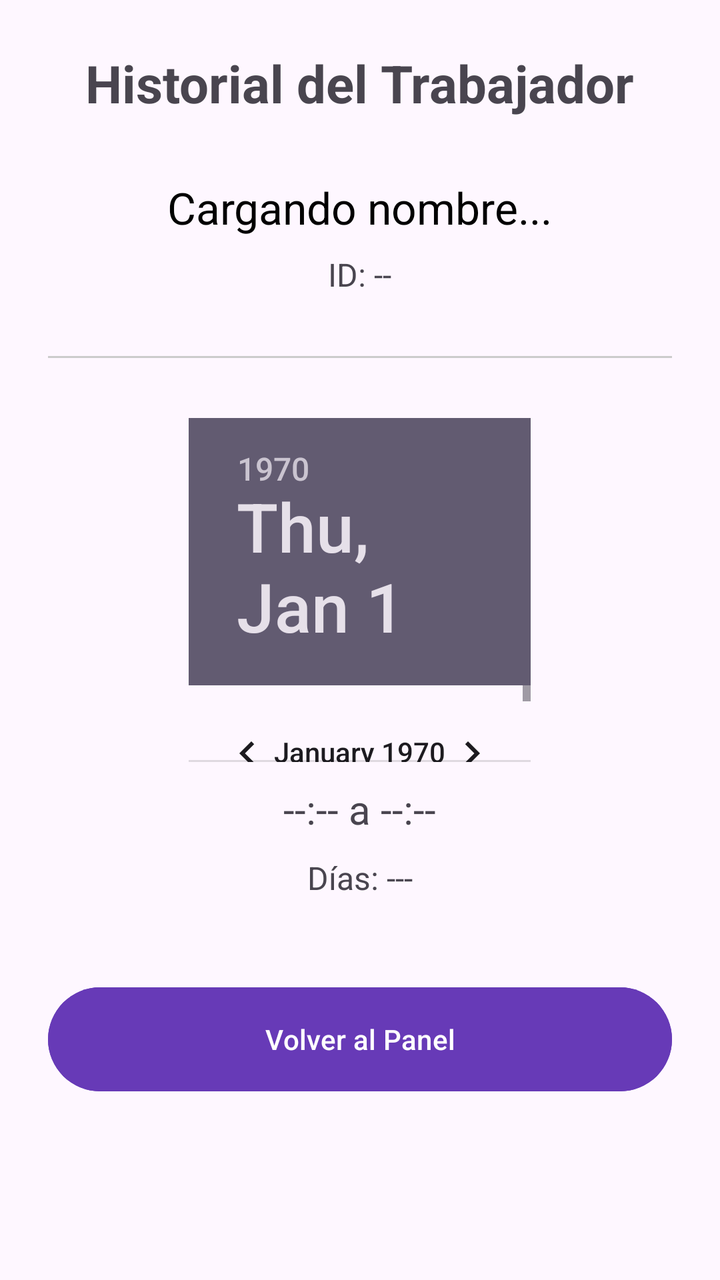
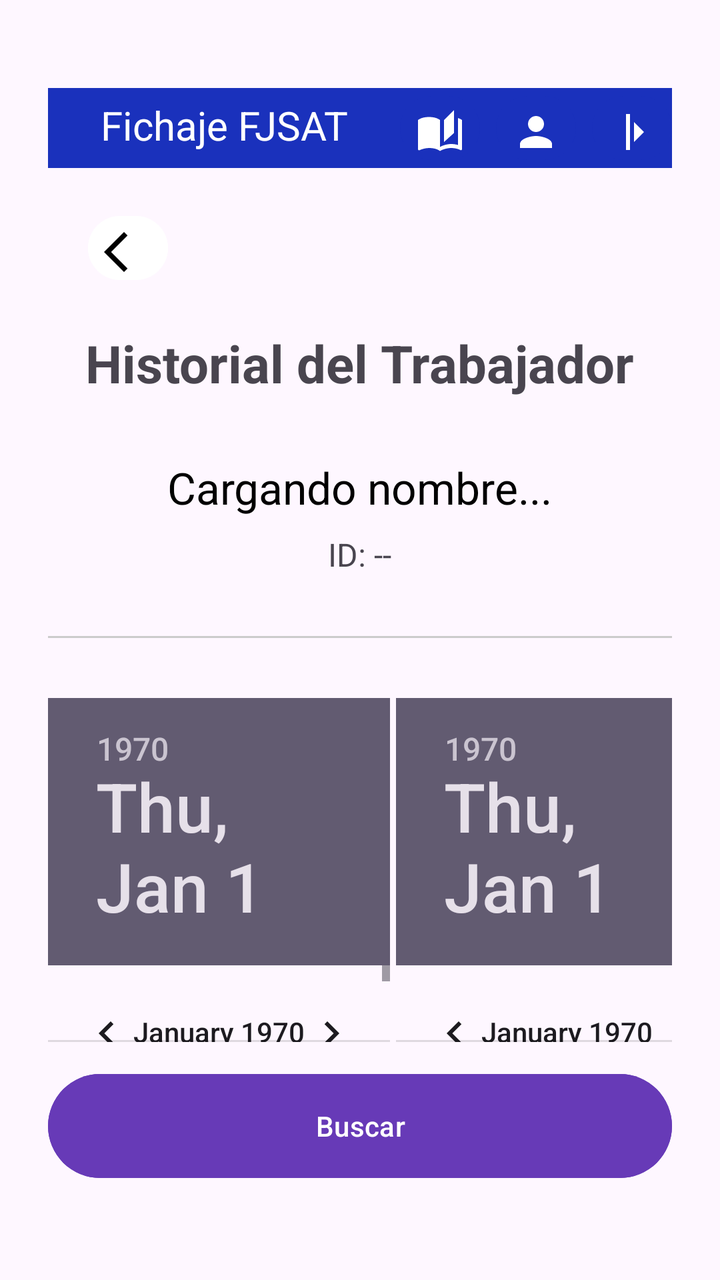

Compare the two renders of this Android layout. The source of the first and the diff that turns it into the second are given below.
<!-- AndroidManifest.xml: application theme Theme.SigninApp -->
<!-- res/layout/activity_story.xml -->
<?xml version="1.0" encoding="utf-8"?>
<LinearLayout xmlns:android="http://schemas.android.com/apk/res/android"
    android:layout_width="match_parent"
    android:layout_height="match_parent"
    android:orientation="vertical"
    android:padding="24dp"
    android:gravity="center_horizontal">

    <TextView
        android:text="Historial del Trabajador"
        android:textSize="26sp"
        android:textStyle="bold"
        android:layout_marginBottom="30dp"
        android:layout_width="wrap_content"
        android:layout_height="wrap_content"/>

    <TextView
        android:id="@+id/tvNombreProfile"
        android:text="Cargando nombre..."
        android:textSize="22sp"
        android:textColor="#000000"
        android:layout_marginBottom="8dp"
        android:layout_width="wrap_content"
        android:layout_height="wrap_content"/>

    <TextView
        android:id="@+id/tvIdProfile"
        android:text="ID: --"
        android:textSize="16sp"
        android:layout_marginBottom="30dp"
        android:layout_width="wrap_content"
        android:layout_height="wrap_content"/>

    <View
        android:layout_width="match_parent"
        android:layout_height="1dp"
        android:background="#CCCCCC"
        android:layout_marginBottom="30dp"/>

    <DatePicker
        android:layout_width="171dp"
        android:layout_height="172dp"
        android:layout_marginBottom="10dp"
        android:text="HORARIO ASIGNADO"
        android:textStyle="bold" />

    <TextView
        android:id="@+id/tvHorario"
        android:text="--:-- a --:--"
        android:textSize="20sp"
        android:layout_marginBottom="10dp"
        android:layout_width="wrap_content"
        android:layout_height="wrap_content"/>

    <TextView
        android:id="@+id/tvDias"
        android:text="Días: ---"
        android:textSize="16sp"
        android:layout_marginBottom="40dp"
        android:layout_width="wrap_content"
        android:layout_height="wrap_content"/>

    <Button
        android:id="@+id/btnVolver"
        android:layout_width="match_parent"
        android:layout_height="60dp"
        android:text="Volver al Panel"
        android:backgroundTint="#673AB7"/>

</LinearLayout>
<!-- resources referenced by this layout -->
<resources>
  <style name="Theme.SigninApp" parent="Base.Theme.SigninApp" />
  <style name="Base.Theme.SigninApp" parent="Theme.Material3.DayNight.NoActionBar">
          
          
      </style>
</resources>

<!-- the commit's change to res/layout/activity_story.xml (unified diff, before → after) -->
@@ -5,6 +5,75 @@
     android:orientation="vertical"
     android:padding="24dp"
     android:gravity="center_horizontal">
+
+    <LinearLayout
+        android:layout_width="match_parent"
+        android:layout_height="wrap_content"
+        android:layout_gravity="top"
+        android:gravity="right"
+        android:orientation="horizontal"
+        android:background="#1A31BC"
+        android:layout_marginTop="20dp">
+
+        <TextView
+            android:layout_width="wrap_content"
+            android:layout_height="match_parent"
+            android:layout_weight="1"
+            android:text="Fichaje FJSAT"
+            android:textColor="#FFFFFF"
+            android:textSize="20sp"
+            android:textAlignment="center"
+            android:layout_marginTop="5dp"
+            />
+
+        <Button
+            android:id="@+id/btnHistory"
+            android:layout_width="40dp"
+            android:layout_height="40dp"
+            android:layout_marginEnd="8dp"
+            android:backgroundTint="#1A31BC"
+            android:drawableTop="@drawable/baseline_auto_stories_24"
+            android:drawablePadding="8dp"
+            android:drawableTint="@color/white"
+            android:textSize="12dp" />
+
+        <Button
+            android:id="@+id/btnPerfil"
+            android:layout_width="40dp"
+            android:layout_height="40dp"
+            android:layout_marginEnd="8dp"
+            android:backgroundTint="#1A31BC"
+            android:drawableTop="@drawable/user_icon"
+            android:drawablePadding="8dp"
+            android:drawableTint="@color/white"
+            android:textSize="12dp" />
+
+        <Button
+            android:id="@+id/btnLogout"
+            android:layout_width="40dp"
+            android:layout_height="40dp"
+            android:backgroundTint="#1A31BC"
+            android:drawableTop="@drawable/logout"
+            android:drawableTint="@color/white"
+            android:drawablePadding="8sp"
+            android:textSize="12sp" />
+    </LinearLayout>
+    <LinearLayout
+        android:layout_width="match_parent"
+        android:layout_height="wrap_content"
+        android:layout_margin="20dp">
+        <Button
+            android:id="@+id/btnBack"
+            android:layout_width="40dp"
+            android:layout_height="40dp"
+            android:layout_marginEnd="8dp"
+            android:backgroundTint="#FFFFFF"
+            android:drawableTop="@drawable/back"
+            android:drawablePadding="8dp"
+            android:drawableTint="@color/black"
+            android:textSize="12dp" />
+
+    </LinearLayout>
 
     <TextView
         android:text="Historial del Trabajador"
@@ -37,34 +106,31 @@
         android:background="#CCCCCC"
         android:layout_marginBottom="30dp"/>
 
-    <DatePicker
-        android:layout_width="171dp"
-        android:layout_height="172dp"
-        android:layout_marginBottom="10dp"
-        android:text="HORARIO ASIGNADO"
-        android:textStyle="bold" />
+    <LinearLayout
+        android:layout_width="wrap_content"
+        android:layout_height="184dp">
 
-    <TextView
-        android:id="@+id/tvHorario"
-        android:text="--:-- a --:--"
-        android:textSize="20sp"
-        android:layout_marginBottom="10dp"
-        android:layout_width="wrap_content"
-        android:layout_height="wrap_content"/>
+        <DatePicker
+            android:layout_width="171dp"
+            android:layout_height="172dp"
+            android:layout_marginRight="3dp"
+            android:layout_marginBottom="10dp"
+            android:text="HORARIO ASIGNADO"
+            android:textStyle="bold" />
 
-    <TextView
-        android:id="@+id/tvDias"
-        android:text="Días: ---"
-        android:textSize="16sp"
-        android:layout_marginBottom="40dp"
-        android:layout_width="wrap_content"
-        android:layout_height="wrap_content"/>
+        <DatePicker
+            android:layout_width="171dp"
+            android:layout_height="172dp"
+            android:layout_marginBottom="10dp"
+            android:text="HORARIO ASIGNADO"
+            android:textStyle="bold" />
+    </LinearLayout>
 
     <Button
-        android:id="@+id/btnVolver"
+        android:id="@+id/btnBuscar"
         android:layout_width="match_parent"
         android:layout_height="60dp"
-        android:text="Volver al Panel"
+        android:text="Buscar"
         android:backgroundTint="#673AB7"/>
 
 </LinearLayout>
<!-- resource entries referenced after the edit -->
@@ -1,5 +1,31 @@
 <!-- resources referenced by this layout -->
 <resources>
+  <color name="black">#FF000000</color>
+  <color name="white">#FFFFFFFF</color>
+  <!-- drawable back (drawable) -->
+  <vector xmlns:android="http://schemas.android.com/apk/res/android" android:autoMirrored="true" android:height="24dp" android:tint="#000000" android:viewportHeight="960" android:viewportWidth="960" android:width="24dp">
+        
+      <path android:fillColor="@android:color/white" android:pathData="M400,880L0,480L400,80L471,151L142,480L471,809L400,880Z"/>
+      
+  </vector>
+  <!-- drawable baseline_auto_stories_24 (drawable) -->
+  <vector xmlns:android="http://schemas.android.com/apk/res/android" android:height="24dp" android:tint="#000000" android:viewportHeight="24" android:viewportWidth="24" android:width="24dp">
+        
+      <path android:fillColor="@android:color/white" android:pathData="M19,1l-5,5v11l5,-4.5L19,1zM1,6v14.65c0,0.25 0.25,0.5 0.5,0.5 0.1,0 0.15,-0.05 0.25,-0.05C3.1,20.45 5.05,20 6.5,20c1.95,0 4.05,0.4 5.5,1.5L12,6c-1.45,-1.1 -3.55,-1.5 -5.5,-1.5S2.45,4.9 1,6zM23,19.5L23,6c-0.6,-0.45 -1.25,-0.75 -2,-1v13.5c-1.1,-0.35 -2.3,-0.5 -3.5,-0.5 -1.7,0 -4.15,0.65 -5.5,1.5v2c1.35,-0.85 3.8,-1.5 5.5,-1.5 1.65,0 3.35,0.3 4.75,1.05 0.1,0.05 0.15,0.05 0.25,0.05 0.25,0 0.5,-0.25 0.5,-0.5v-1.1z"/>
+      
+  </vector>
+  <!-- drawable logout (drawable) -->
+  <vector xmlns:android="http://schemas.android.com/apk/res/android" android:autoMirrored="true" android:height="24dp" android:tint="#000000" android:viewportHeight="960" android:viewportWidth="960" android:width="24dp">
+        
+      <path android:fillColor="@android:color/white" android:pathData="M360,840L360,120L440,120L440,840L360,840ZM520,680L520,280L720,480L520,680Z"/>
+      
+  </vector>
+  <!-- drawable user_icon (drawable) -->
+  <vector xmlns:android="http://schemas.android.com/apk/res/android" android:height="24dp" android:tint="#000000" android:viewportHeight="24" android:viewportWidth="24" android:width="24dp">
+        
+      <path android:fillColor="@android:color/white" android:pathData="M12,12c2.21,0 4,-1.79 4,-4s-1.79,-4 -4,-4 -4,1.79 -4,4 1.79,4 4,4zM12,14c-2.67,0 -8,1.34 -8,4v2h16v-2c0,-2.66 -5.33,-4 -8,-4z"/>
+      
+  </vector>
   <style name="Theme.SigninApp" parent="Base.Theme.SigninApp" />
   <style name="Base.Theme.SigninApp" parent="Theme.Material3.DayNight.NoActionBar">
           
